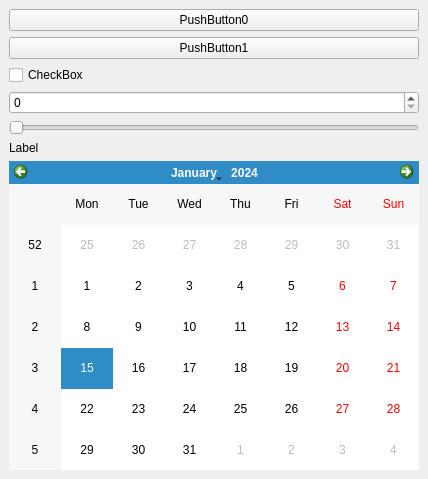
Old version of the form Plugin/SamplePluginPA10/src/SamplePlugin.ui in the repository thalfeust/ROVI1E18_FinalProject.
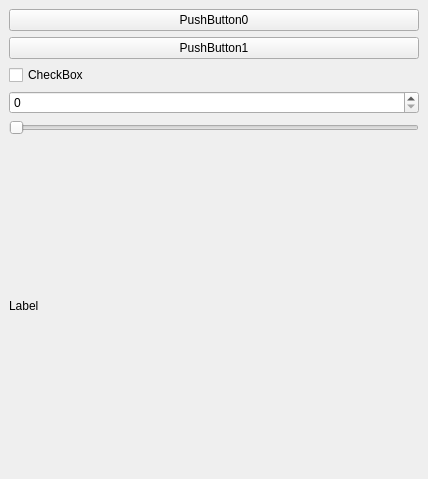
New version of the form.

Commit message: Roboitc : Creation of Tracking Class

```diff
--- a/Plugin/SamplePluginPA10/src/SamplePlugin.ui
+++ b/Plugin/SamplePluginPA10/src/SamplePlugin.ui
@@ -55,9 +55,6 @@
         </property>
        </widget>
       </item>
-      <item>
-       <widget class="QCalendarWidget" name="_calendar"/>
-      </item>
      </layout>
     </item>
    </layout>
```
The commit also changes 4 other files.
